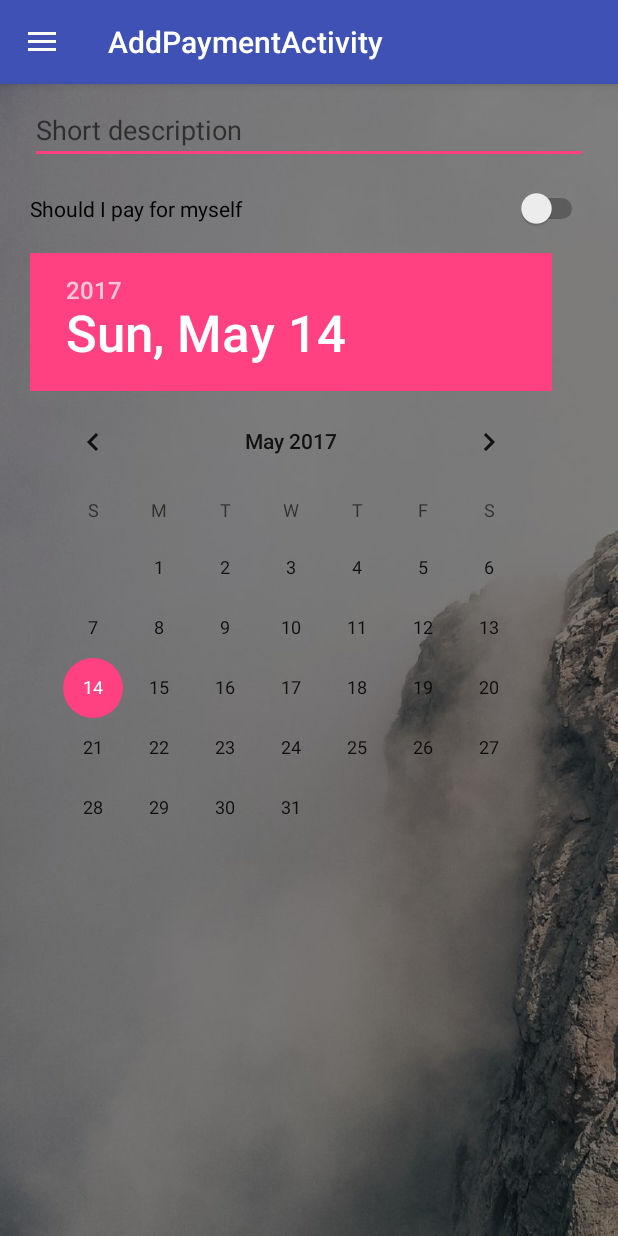
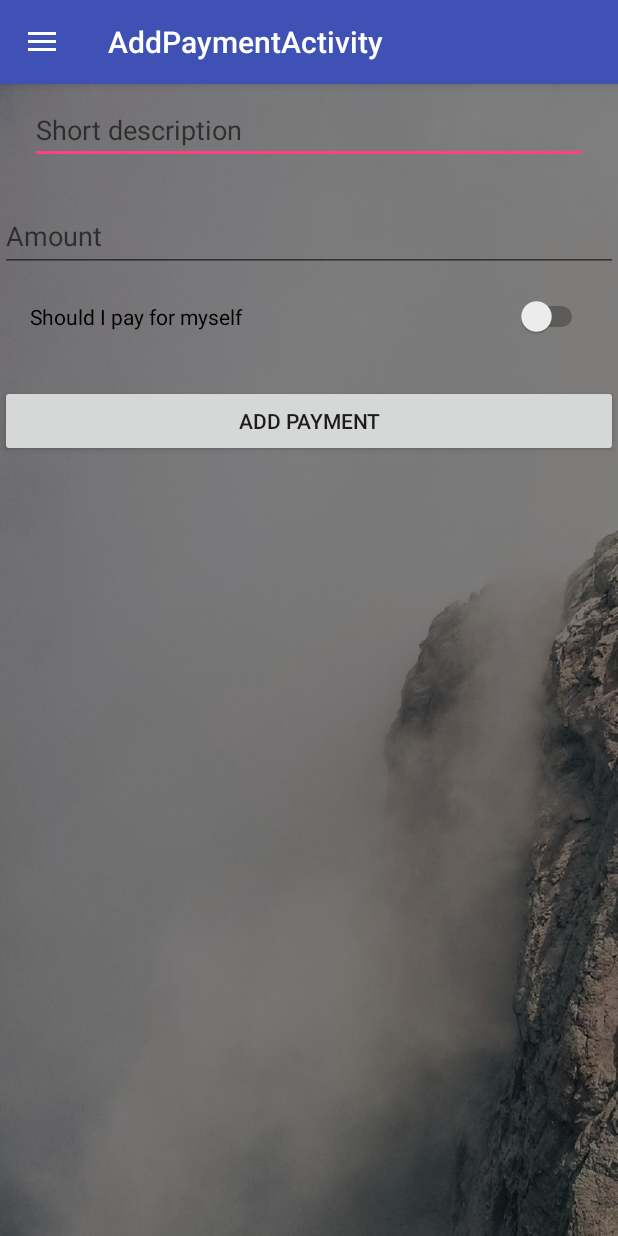
Before and after one commit to romanusyk/FriendTreasury, an Android app: the AddPaymentActivity screen opened directly, with no data from a screen before it, on a phone screen of 412 x 824 dp. Run offline under Robolectric (Android 15) with nearby library versions, the phone set to English and light mode, and no system bars; our stand-ins replace Volley; network calls fail.

Commit message:
payment page works

```diff
--- a/app/src/main/java/com/gmail/yuriikrat/friendtreasury/SignupActivity.java
+++ b/app/src/main/java/com/gmail/yuriikrat/friendtreasury/SignupActivity.java
@@ -55,7 +55,7 @@ public class SignupActivity extends AppCompatActivity {
         Log.i("user", jsonUser);
 
         // Request a string response from the provided URL.
-        StringRequest stringRequest = new StringRequest(Request.Method.POST, app.URL + "users",
+        StringRequest stringRequest = new StringRequest(Request.Method.POST, app.URL + "users/",
                 new Response.Listener<String>() {
                     @Override
                     public void onResponse(String response) {
--- a/app/src/main/res/layout/activity_login.xml
+++ b/app/src/main/res/layout/activity_login.xml
@@ -58,6 +58,7 @@
 
         <TextView
             android:id="@+id/link_signup"
+            android:onClick="goSignup"
             android:layout_width="fill_parent"
             android:layout_height="wrap_content"
             android:layout_marginBottom="24dp"
--- a/app/src/main/res/layout/content_add_payment.xml
+++ b/app/src/main/res/layout/content_add_payment.xml
@@ -25,6 +25,18 @@
             android:scaleType="fitStart"
             />
 
+        <android.support.design.widget.TextInputLayout
+            android:layout_width="match_parent"
+            android:layout_height="wrap_content"
+            android:layout_marginTop="8dp"
+            android:layout_marginBottom="8dp">
+            <EditText android:id="@+id/amount"
+                android:layout_width="match_parent"
+                android:layout_height="wrap_content"
+                android:inputType="number"
+                android:hint="Amount" />
+        </android.support.design.widget.TextInputLayout>
+
         <Switch
             android:id="@+id/switch1"
             android:layout_width="match_parent"
@@ -35,14 +47,24 @@
             android:layout_marginTop="8dp"
             android:text="@string/should_i_pay_for_myself" />
 
-        <DatePicker
-            android:id="@+id/dpResult"
-            android:layout_width="match_parent"
+        <!--<DatePicker-->
+            <!--android:id="@+id/dpResult"-->
+            <!--android:layout_width="match_parent"-->
+            <!--android:layout_height="wrap_content"-->
+            <!--android:layout_marginBottom="8dp"-->
+            <!--android:layout_marginLeft="20dp"-->
+            <!--android:layout_marginRight="20dp"-->
+            <!--android:layout_marginTop="8dp" />-->
+
+        <android.support.v7.widget.AppCompatButton
+            android:id="@+id/btn_pay"
+            android:onClick="addPayment"
+            android:layout_width="fill_parent"
             android:layout_height="wrap_content"
-            android:layout_marginBottom="8dp"
-            android:layout_marginLeft="20dp"
-            android:layout_marginRight="20dp"
-            android:layout_marginTop="8dp" />
+            android:layout_marginTop="24dp"
+            android:layout_marginBottom="24dp"
+            android:padding="12dp"
+            android:text="Add payment"/>
 
     </LinearLayout>
 
```
Also changed, not shown: app/src/main/AndroidManifest.xml (+17 -2 lines), app/src/main/java/com/gmail/yuriikrat/friendtreasury/AddPaymentActivity.java (+80 -0 lines), app/src/main/java/com/gmail/yuriikrat/friendtreasury/LoginActivity.java (+13 -0 lines), app/src/main/java/com/gmail/yuriikrat/friendtreasury/domain/Payment.java (added, +87 -0 lines), 1 other file.
